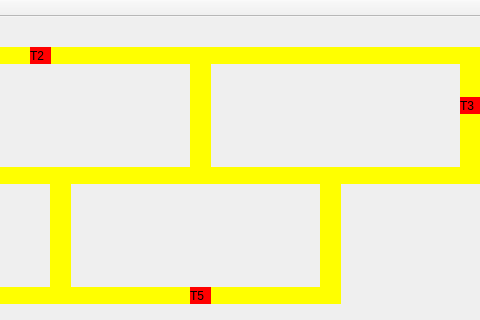
First picture: the form in 2.1-trem/mainwindow.ui, repository ZariTen/SO-UFRN-2021, before the edit; both pictures show x 410 to 890 and y 0 to 320 of the 890 by 545 pixel window.
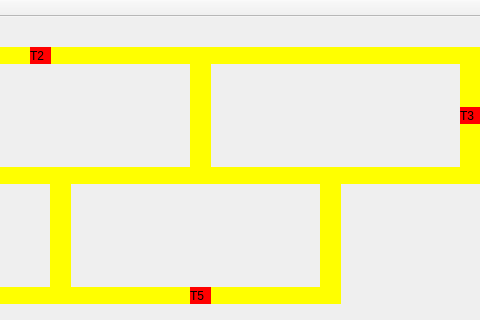
Second picture: the form after the edit.

Commit message: deadlock, finalização trem5

The edit to the form file:
```diff
--- a/2.1-trem/mainwindow.ui
+++ b/2.1-trem/mainwindow.ui
@@ -316,7 +316,7 @@
     <property name="geometry">
      <rect>
       <x>870</x>
-      <y>80</y>
+      <y>90</y>
       <width>21</width>
       <height>17</height>
      </rect>
```
The commit also changes 1 other file.
